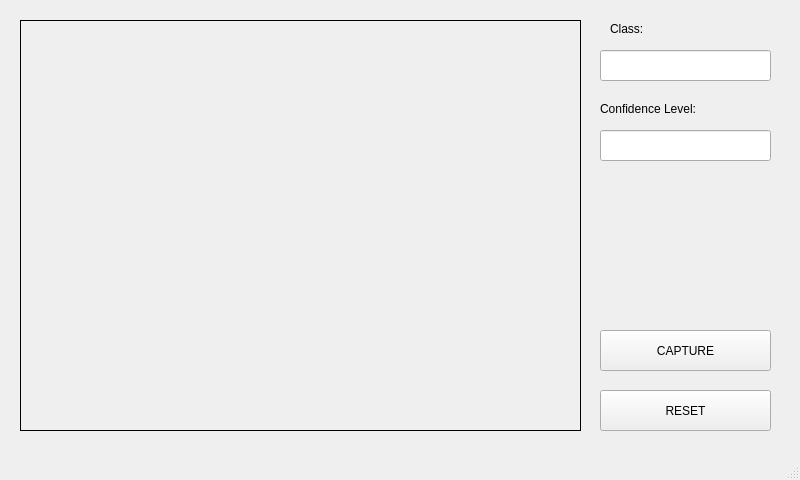
romnegrillo/thesis-weavepattern, file mainwindow.ui: the form before one commit.
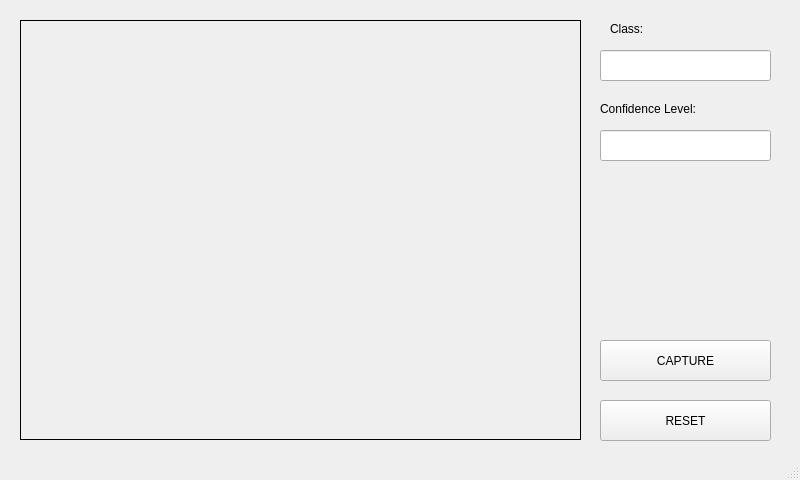
The form after the commit.

Commit message: Removed debug messages.

```diff
--- a/mainwindow.ui
+++ b/mainwindow.ui
@@ -13,6 +13,11 @@
   <property name="windowTitle">
    <string>MainWindow</string>
   </property>
+  <property name="styleSheet">
+   <string notr="true">QMainWindow{
+background-color: qconicalgradient(cx:1, cy:1, angle:0, stop:0 rgba(0, 0, 201, 255), stop:1 rgba(255, 255, 255, 255));
+};</string>
+  </property>
   <widget class="QWidget" name="centralwidget">
    <widget class="QLabel" name="image_label">
     <property name="geometry">
@@ -20,7 +25,7 @@
       <x>20</x>
       <y>20</y>
       <width>561</width>
-      <height>411</height>
+      <height>420</height>
      </rect>
     </property>
     <property name="frameShape">
@@ -37,7 +42,7 @@
     <property name="geometry">
      <rect>
       <x>600</x>
-      <y>330</y>
+      <y>340</y>
       <width>171</width>
       <height>41</height>
      </rect>
@@ -99,7 +104,7 @@
     <property name="geometry">
      <rect>
       <x>600</x>
-      <y>390</y>
+      <y>400</y>
       <width>171</width>
       <height>41</height>
      </rect>
```
The commit also changes 2 other files.
